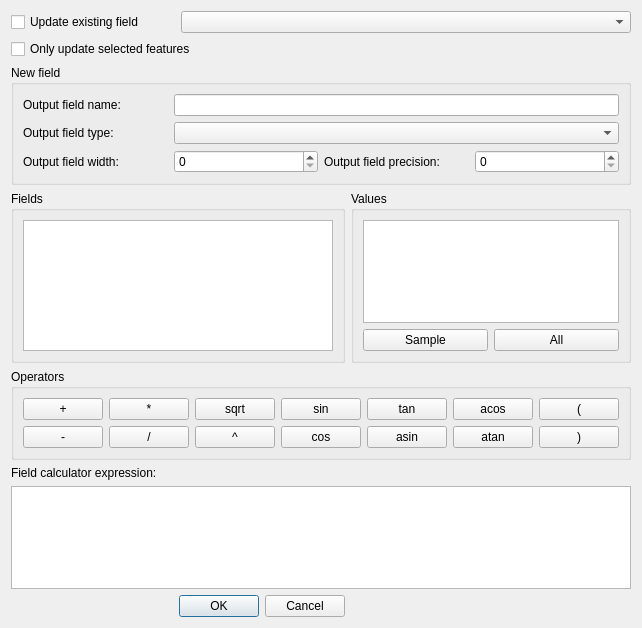
The window that qgis/src/ui/qgsfieldcalculatorbase.ui (sourcepole/qgis) describes before a commit, drawn with Qt 5.
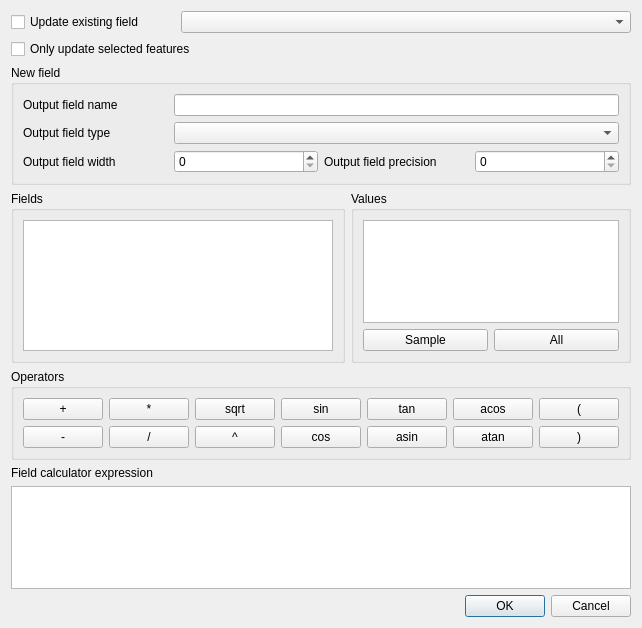
The same window after the commit.

Commit message: Field Calculator: HIG compliance and use user friendly names for data types

```diff
--- a/qgis/src/ui/qgsfieldcalculatorbase.ui
+++ b/qgis/src/ui/qgsfieldcalculatorbase.ui
@@ -12,7 +12,7 @@
   <property name="windowTitle" >
    <string>Field calculator</string>
   </property>
-  <layout class="QGridLayout" name="gridLayout_5" >
+  <layout class="QGridLayout" >
    <item row="0" column="0" >
     <widget class="QCheckBox" name="mUpdateExistingFieldCheckBox" >
      <property name="text" >
@@ -35,11 +35,14 @@
      <property name="title" >
       <string>New field</string>
      </property>
-     <layout class="QGridLayout" name="gridLayout_3" >
+     <layout class="QGridLayout" >
       <item row="0" column="0" >
        <widget class="QLabel" name="mFieldNameLabel" >
         <property name="text" >
-         <string>Output field name:</string>
+         <string>Output field name</string>
+        </property>
+        <property name="buddy" >
+         <cstring>mOutputFieldNameLineEdit</cstring>
         </property>
        </widget>
       </item>
@@ -49,7 +52,10 @@
       <item row="1" column="0" >
        <widget class="QLabel" name="mOutputFieldTypeLabel" >
         <property name="text" >
-         <string>Output field type:</string>
+         <string>Output field type</string>
+        </property>
+        <property name="buddy" >
+         <cstring>mOutputFieldTypeComboBox</cstring>
         </property>
        </widget>
       </item>
@@ -59,7 +65,10 @@
       <item row="2" column="0" >
        <widget class="QLabel" name="mOutputFieldWidthLabel" >
         <property name="text" >
-         <string>Output field width:</string>
+         <string>Output field width</string>
+        </property>
+        <property name="buddy" >
+         <cstring>mOuputFieldWidthSpinBox</cstring>
         </property>
        </widget>
       </item>
@@ -69,7 +78,10 @@
       <item row="2" column="2" >
        <widget class="QLabel" name="mOutputFieldPrecisionLabel" >
         <property name="text" >
-         <string>Output field precision:</string>
+         <string>Output field precision</string>
+        </property>
+        <property name="buddy" >
+         <cstring>mOutputFieldPrecisionSpinBox</cstring>
         </property>
        </widget>
       </item>
@@ -227,20 +239,23 @@
    <item row="5" column="0" colspan="2" >
     <widget class="QLabel" name="mFieldCalculatorExpressionLabel" >
      <property name="text" >
-      <string>Field calculator expression:</string>
+      <string>Field calculator expression</string>
+     </property>
+     <property name="buddy" >
+      <cstring>mExpressionTextEdit</cstring>
      </property>
     </widget>
    </item>
    <item row="6" column="0" colspan="3" >
     <widget class="QTextEdit" name="mExpressionTextEdit" />
    </item>
-   <item row="7" column="0" colspan="2" >
+   <item row="7" column="0" colspan="3" >
     <widget class="QDialogButtonBox" name="mButtonBox" >
      <property name="orientation" >
       <enum>Qt::Horizontal</enum>
      </property>
      <property name="standardButtons" >
-      <set>QDialogButtonBox::Cancel|QDialogButtonBox::Ok</set>
+      <set>QDialogButtonBox::Cancel|QDialogButtonBox::NoButton|QDialogButtonBox::Ok</set>
      </property>
     </widget>
    </item>
```
Left out of the diff: 6 changed lines with no effect on the pictures. The commit also changes 1 other file.
